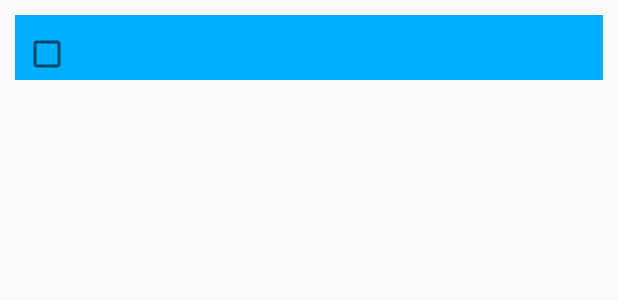
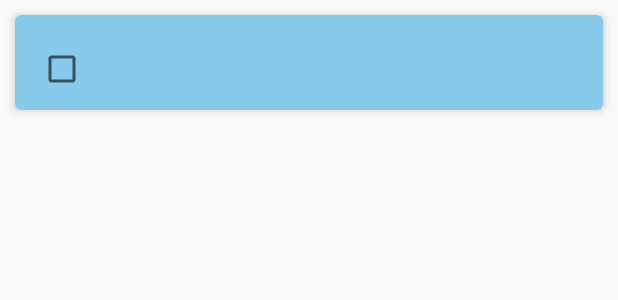
Before and after one commit to DoubleStark/ShoppingList, an Android app: the layout shoppingitem_row.xml on its own in the app's theme, with its tools: preview values and no code run, on a phone screen of 412 x 824 dp. Shown: the top 300 px of the screen. Run offline under Robolectric (Android 15) with nearby library versions, the phone set to English and light mode, and no system bars.

Commit message:
Card view

```diff
--- a/ShoppingList/app/build.gradle
+++ b/ShoppingList/app/build.gradle
@@ -29,4 +29,7 @@ dependencies {
     compile 'com.android.support.constraint:constraint-layout:1.0.2'
     compile 'com.android.support:design:26.+'
     testCompile 'junit:junit:4.12'
+
+    compile 'com.android.support:cardview-v7:25.2.0'
+
 }
--- a/ShoppingList/app/src/main/res/layout/shoppingitem_row.xml
+++ b/ShoppingList/app/src/main/res/layout/shoppingitem_row.xml
@@ -1,12 +1,23 @@
 <?xml version="1.0" encoding="utf-8"?>
+<android.support.v7.widget.CardView
+    xmlns:android="http://schemas.android.com/apk/res/android"
+    xmlns:card_view="http://schemas.android.com/apk/res-auto"
+    android:id="@+id/card_view"
+    android:layout_width="match_parent"
+    android:layout_height="wrap_content"
+    card_view:cardCornerRadius="4dp"
+    card_view:cardElevation="4dp"
+    card_view:cardBackgroundColor="#87caec"
+    android:layout_margin="10dp"
+    >
+
     <LinearLayout xmlns:android="http://schemas.android.com/apk/res/android"
                   android:layout_width="match_parent"
                   android:layout_height="wrap_content"
                   android:layout_margin="10dp"
-              android:background="#00aeff"
                   android:orientation="horizontal"
-              android:padding="5dp"
-    >
+                  android:padding="5dp">
+
 
         <CheckBox
             android:id="@+id/cbStatus"
@@ -20,3 +31,5 @@
             android:textSize="24sp"/>
 
     </LinearLayout>
+
+</android.support.v7.widget.CardView>
```
Lines whose indentation alone changed are shown as unchanged.
